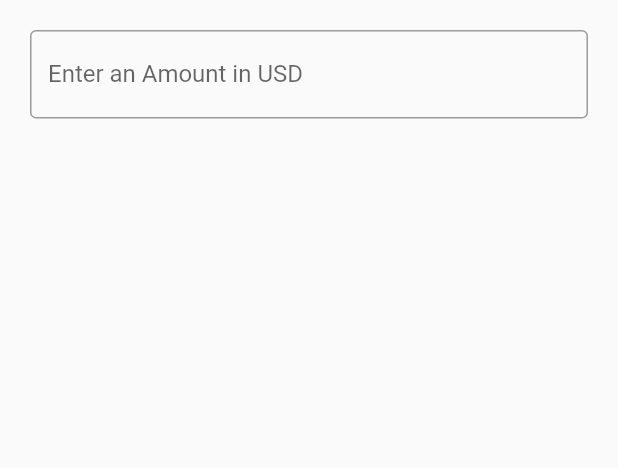
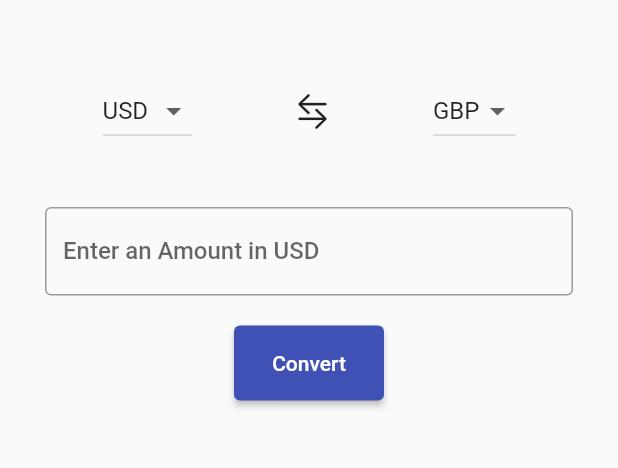
Before and after one commit to Waptech07/currency_converter_app, a Flutter app: the screen it shows after launch, on a phone screen of 412 x 824 dp, the part 84-552 px from its top. Run offline on Flutter 3.47's test engine with Material 2 defaults, Android fonts, the phone set to English and light mode, and no system bars.

Commit message:
Added Dropdown Button

```diff
--- a/lib/converter_ui.dart
+++ b/lib/converter_ui.dart
@@ -1,3 +1,4 @@
+import 'package:flutter/cupertino.dart';
 import 'package:flutter/material.dart';
 
 class ConverterUI extends StatefulWidget {
@@ -16,11 +17,28 @@ class _ConverterUIState extends State<ConverterUI> {
     "GBP", // Pound Sterling
     "NGN", // Nigerian Naira
     "INR", // Indian Rupee
+    "AUD", // Australian Dollar
+    "AED", // UAE Dirham
+    "BRL", // Brazilian Real
+    "CAD", // Canadian Dollar
+    "CHF", // Swiss Franc
+    "CNY", // Chinese Renminbi
+    "JPY", // Japanese Yen
+    "KRW", // South Korean Won
     "LKR", // Sri Lankan Rupee
-    "AUD", // Australian Dollar
-    "BRL", // Brazilian Real
-    ""
+    "MXN", // Mexican Peso
+    "NZD", // New Zealand Dollar
+    "QAR", // Qatari Riyal
+    "SAR", // Saudi Riyal
+    "SGD", // Singapore Dollar
+    "ZAR", // South African Rand
   ];
+
+  void convertCurrency() {}
+
+  void changeConversion() {
+    targetCurrency = baseCurrency;
+  }
 
   @override
   Widget build(BuildContext context) {
@@ -30,23 +48,70 @@ class _ConverterUIState extends State<ConverterUI> {
         centerTitle: true,
         elevation: 0,
       ),
-      body: Column(
+      body: Padding(
+        padding: const EdgeInsets.only(top: 30.0),
+        child: Column(
           children: [
-          Row(
-            children: [],
+            Padding(
+              padding: const EdgeInsets.symmetric(vertical: 20.0),
+              child: Row(
+                mainAxisAlignment: MainAxisAlignment.spaceEvenly,
+                children: [
+                  DropdownButton<String>(
+                    value: baseCurrency,
+                    items: baseCurrencies.map((String value) {
+                      return DropdownMenuItem<String>(
+                        value: value,
+                        child: Text(value),
+                      );
+                    }).toList(),
+                    onChanged: (String? newValue) {
+                      setState(() {
+                        baseCurrency = newValue!;
+                      });
+                    },
+                  ),
+                  Icon(CupertinoIcons.arrow_right_arrow_left),
+                  DropdownButton<String>(
+                    value: targetCurrency,
+                    items: <String>['USD', 'EUR', 'GBP'].map((String value) {
+                      return DropdownMenuItem<String>(
+                        value: value,
+                        child: Text(value),
+                      );
+                    }).toList(),
+                    onChanged: (String? newValue) {
+                      setState(() {
+                        baseCurrency = newValue!;
+                      });
+                    },
+                  ),
+                ],
+              ),
             ),
             Padding(
-            padding: const EdgeInsets.all(20.0),
+              padding:
+                  const EdgeInsets.symmetric(horizontal: 30.0, vertical: 20.0),
               child: TextField(
                 controller: TextEditingController(),
                 keyboardType: TextInputType.number,
                 decoration: InputDecoration(
                     border: OutlineInputBorder(),
                     labelText: "Enter an Amount in $baseCurrency",
+                    labelStyle: TextStyle(fontWeight: FontWeight.w500),
                     hintText: "e.g 1.0$baseCurrency"),
               ),
+            ),
+            ElevatedButton(
+              onPressed: changeConversion,
+              child: Text(
+                "Convert",
+              ),
+              style: ElevatedButton.styleFrom(
+                  minimumSize: Size(100, 50), foregroundColor: Colors.white),
             )
           ],
+        ),
       ),
     );
   }
```
Lines whose indentation alone changed are shown as unchanged.
